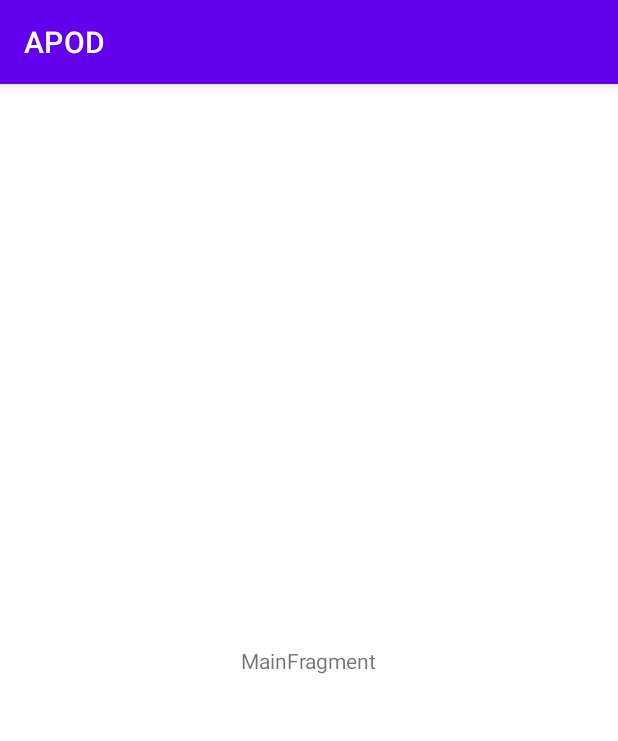
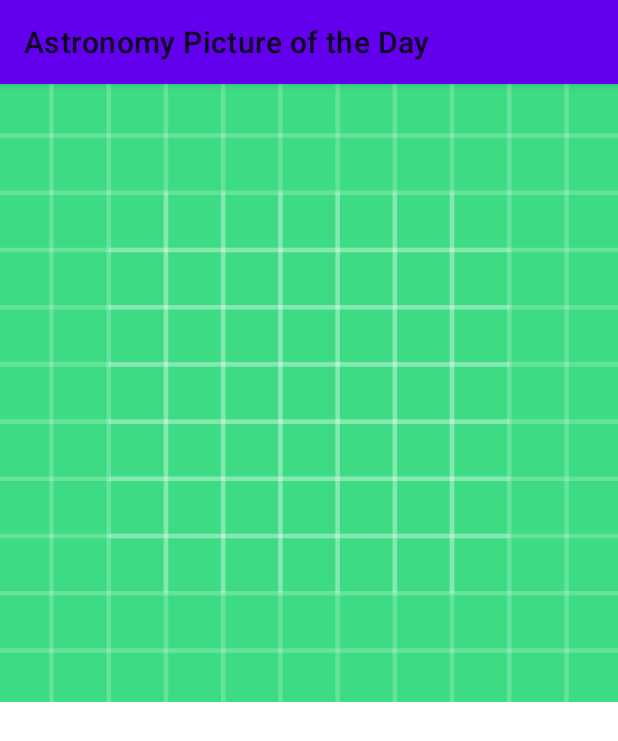
Before and after one commit to IvanGetman/APOD, an Android app: the screen it shows after launch (MainActivity), on a phone screen of 412 x 824 dp. Shown: the top 741 px of the screen. Run offline under Robolectric (Android 15) with nearby library versions, the phone set to English and light mode, and no system bars; pictures from the network do not load.

Commit message:
ДЗ 1, часть 1

```diff
--- a/app/src/main/AndroidManifest.xml
+++ b/app/src/main/AndroidManifest.xml
@@ -1,6 +1,8 @@
 <?xml version="1.0" encoding="utf-8"?>
 <manifest xmlns:android="http://schemas.android.com/apk/res/android"
     package="com.getman.apod">
+
+    <uses-permission android:name="android.permission.INTERNET"/>
 
     <application
         android:allowBackup="true"
--- a/app/src/main/java/com/getman/apod/MainActivity.kt
+++ b/app/src/main/java/com/getman/apod/MainActivity.kt
@@ -2,17 +2,18 @@ package com.getman.apod
 
 import androidx.appcompat.app.AppCompatActivity
 import android.os.Bundle
-import com.getman.apod.ui.main.MainFragment
+import android.view.View
+import com.getman.apod.ui.startFragment.PictureOfTheDayFragment
 
-class MainActivity : AppCompatActivity() {
+class MainActivity : AppCompatActivity(R.layout.main_activity) {
 
     override fun onCreate(savedInstanceState: Bundle?) {
         super.onCreate(savedInstanceState)
-        setContentView(R.layout.main_activity)
         if (savedInstanceState == null) {
             supportFragmentManager.beginTransaction()
-                .replace(R.id.container, MainFragment.newInstance())
+                .replace(R.id.container, PictureOfTheDayFragment.newInstance())
                 .commitNow()
         }
     }
+
 }
--- /dev/null
+++ b/app/src/main/java/com/getman/apod/domain/PictureOfTheDayAPI.kt
@@ -0,0 +1,11 @@
+package com.getman.apod.domain
+
+import retrofit2.Call
+import retrofit2.http.GET
+import retrofit2.http.Query
+
+interface PictureOfTheDayAPI {
+
+    @GET("planetary/apod")
+    fun getPictureOfTheDay(@Query("api_key") apiKey: String): Call<PODServerResponseData>
+}
--- /dev/null
+++ b/app/src/main/java/com/getman/apod/domain/PictureOfTheDayData.kt
@@ -0,0 +1,7 @@
+package com.getman.apod.domain
+
+sealed class PictureOfTheDayData {
+    data class Success(val serverResponseData: PODServerResponseData) : PictureOfTheDayData()
+    data class Error(val error: Throwable) : PictureOfTheDayData()
+    data class Loading(val progress: Int?) : PictureOfTheDayData()
+}
--- a/app/src/main/java/com/getman/apod/ui/main/MainFragment.kt
+++ /dev/null
@@ -1,32 +0,0 @@
-package com.getman.apod.ui.main
-
-import androidx.lifecycle.ViewModelProvider
-import android.os.Bundle
-import androidx.fragment.app.Fragment
-import android.view.LayoutInflater
-import android.view.View
-import android.view.ViewGroup
-import com.getman.apod.R
-
-class MainFragment : Fragment() {
-
-    companion object {
-        fun newInstance() = MainFragment()
-    }
-
-    private lateinit var viewModel: MainViewModel
-
-    override fun onCreateView(
-        inflater: LayoutInflater, container: ViewGroup?,
-        savedInstanceState: Bundle?
-    ): View {
-        return inflater.inflate(R.layout.main_fragment, container, false)
-    }
-
-    override fun onActivityCreated(savedInstanceState: Bundle?) {
-        super.onActivityCreated(savedInstanceState)
-        viewModel = ViewModelProvider(this).get(MainViewModel::class.java)
-        // TODO: Use the ViewModel
-    }
-
-}
--- a/app/src/main/java/com/getman/apod/ui/main/MainViewModel.kt
+++ /dev/null
@@ -1,7 +0,0 @@
-package com.getman.apod.ui.main
-
-import androidx.lifecycle.ViewModel
-
-class MainViewModel : ViewModel() {
-    // TODO: Implement the ViewModel
-}
--- /dev/null
+++ b/app/src/main/java/com/getman/apod/ui/startFragment/PictureOfTheDayFragment.kt
@@ -0,0 +1,61 @@
+package com.getman.apod.ui.startFragment
+
+import android.os.Bundle
+import android.view.Gravity
+import android.view.View
+import android.widget.ImageView
+import android.widget.Toast
+import androidx.fragment.app.Fragment
+import androidx.fragment.app.viewModels
+import androidx.lifecycle.Observer
+import coil.load
+import com.getman.apod.R
+import com.getman.apod.domain.PictureOfTheDayData
+
+class PictureOfTheDayFragment : Fragment(R.layout.apod_fragment) {
+
+    private val viewModel: PictureOfTheDayViewModel by viewModels()
+
+    companion object {
+        fun newInstance() = PictureOfTheDayFragment()
+    }
+
+    override fun onViewCreated(view: View, savedInstanceState: Bundle?) {
+        super.onViewCreated(view, savedInstanceState)
+        viewModel.getData()
+            .observe(viewLifecycleOwner, Observer<PictureOfTheDayData> { renderData(it) })
+    }
+
+    private fun renderData(data: PictureOfTheDayData) {
+        when (data) {
+            is PictureOfTheDayData.Success -> {
+                val serverResponseData = data.serverResponseData
+                val url = serverResponseData.url
+
+                if (url.isNullOrEmpty()) {
+                    //showError("Сообщение, что ссылка пустая")
+                    toast("Link is empty")
+                } else {
+                    view?.findViewById<ImageView>(R.id.image_view)?.load(url)
+                }
+            }
+        }
+    }
+//    is PictureOfTheDayData.Loading ->
+//    {
+//        //showLoading()
+//    }
+//    is PictureOfTheDayData.Error ->
+//    {
+//        //showError(data.error.message)
+//        toast(data.error.message)
+//    }
+
+
+    private fun Fragment.toast(string: String?) {
+        Toast.makeText(context, string, Toast.LENGTH_SHORT).apply {
+            setGravity(Gravity.BOTTOM, 0, 250)
+            show()
+        }
+    }
+}
--- /dev/null
+++ b/app/src/main/java/com/getman/apod/ui/startFragment/PictureOfTheDayViewModel.kt
@@ -0,0 +1,56 @@
+package com.getman.apod.ui.startFragment
+
+import androidx.lifecycle.LiveData
+import androidx.lifecycle.MutableLiveData
+import androidx.lifecycle.ViewModel
+import com.getman.apod.BuildConfig
+import com.getman.apod.domain.PODRetrofitImpl
+import com.getman.apod.domain.PODServerResponseData
+import com.getman.apod.domain.PictureOfTheDayData
+import retrofit2.Call
+import retrofit2.Callback
+import retrofit2.Response
+
+class PictureOfTheDayViewModel(
+    private val liveDataForViewToObserve: MutableLiveData<PictureOfTheDayData> = MutableLiveData(),
+    private val retrofitImpl: PODRetrofitImpl = PODRetrofitImpl()
+) : ViewModel() {
+    fun getData(): LiveData<PictureOfTheDayData> {
+        sendServerRequest()
+        return liveDataForViewToObserve
+    }
+
+    private fun sendServerRequest() {
+        liveDataForViewToObserve.value = PictureOfTheDayData.Loading(null)
+        val apiKey: String = BuildConfig.NASA_API_KEY
+        if (apiKey.isBlank()) {
+            PictureOfTheDayData.Error(Throwable("You need API key"))
+        } else {
+            retrofitImpl.getRetrofitImpl().getPictureOfTheDay(apiKey).enqueue(object :
+                Callback<PODServerResponseData> {
+                override fun onResponse(
+                    call: Call<PODServerResponseData>,
+                    response: Response<PODServerResponseData>
+                ) {
+                    if (response.isSuccessful && response.body() != null) {
+                        liveDataForViewToObserve.value =
+                            PictureOfTheDayData.Success(response.body()!!)
+                    } else {
+                        val message = response.message()
+                        if (message.isNullOrEmpty()) {
+                            liveDataForViewToObserve.value =
+                                PictureOfTheDayData.Error(Throwable("Unidentified error"))
+                        } else {
+                            liveDataForViewToObserve.value =
+                                PictureOfTheDayData.Error(Throwable(message))
+                        }
+                    }
+                }
+
+                override fun onFailure(call: Call<PODServerResponseData>, t: Throwable) {
+                    liveDataForViewToObserve.value = PictureOfTheDayData.Error(t)
+                }
+            })
+        }
+    }
+}
--- /dev/null
+++ b/app/src/main/res/layout/apod_fragment.xml
@@ -0,0 +1,20 @@
+<?xml version="1.0" encoding="utf-8"?>
+<androidx.constraintlayout.widget.ConstraintLayout xmlns:android="http://schemas.android.com/apk/res/android"
+    xmlns:app="http://schemas.android.com/apk/res-auto"
+    xmlns:tools="http://schemas.android.com/tools"
+    android:id="@+id/main"
+    android:layout_width="match_parent"
+    android:layout_height="match_parent"
+    tools:context=".ui.startFragment.PictureOfTheDayFragment">
+
+    <ImageView
+        android:id="@+id/image_view"
+        android:layout_width="match_parent"
+        android:layout_height="match_parent"
+        android:layout_gravity="center"
+        android:contentDescription="@string/app_full_name"
+        android:scaleType="fitStart"
+        app:srcCompat="@drawable/ic_launcher_background" />
+
+
+</androidx.constraintlayout.widget.ConstraintLayout>
--- a/app/src/main/res/layout/main_activity.xml
+++ b/app/src/main/res/layout/main_activity.xml
@@ -1,7 +1,30 @@
 <?xml version="1.0" encoding="utf-8"?>
-<FrameLayout xmlns:android="http://schemas.android.com/apk/res/android"
+<androidx.constraintlayout.widget.ConstraintLayout xmlns:android="http://schemas.android.com/apk/res/android"
+    xmlns:app="http://schemas.android.com/apk/res-auto"
     xmlns:tools="http://schemas.android.com/tools"
-    android:id="@+id/container"
     android:layout_width="match_parent"
-    android:layout_height="match_parent"
-    tools:context=".MainActivity" />
+    android:layout_height="match_parent">
+
+    <com.google.android.material.appbar.AppBarLayout
+        android:id="@+id/appbar"
+        android:layout_width="match_parent"
+        android:layout_height="wrap_content"
+        tools:ignore="MissingConstraints">
+
+        <androidx.appcompat.widget.Toolbar
+            android:id="@+id/toolbar"
+            android:layout_width="match_parent"
+            android:layout_height="wrap_content"
+            app:layout_scrollFlags="scroll"
+            app:title="@string/app_full_name" />
+
+    </com.google.android.material.appbar.AppBarLayout>
+
+    <FrameLayout
+        android:id="@+id/container"
+        android:layout_width="match_parent"
+        android:layout_height="0dp"
+        app:layout_constraintBottom_toBottomOf="parent"
+        app:layout_constraintTop_toBottomOf="@id/appbar" />
+
+</androidx.constraintlayout.widget.ConstraintLayout>
--- a/app/src/main/res/layout/main_fragment.xml
+++ /dev/null
@@ -1,20 +0,0 @@
-<?xml version="1.0" encoding="utf-8"?>
-<androidx.constraintlayout.widget.ConstraintLayout xmlns:android="http://schemas.android.com/apk/res/android"
-    xmlns:app="http://schemas.android.com/apk/res-auto"
-    xmlns:tools="http://schemas.android.com/tools"
-    android:id="@+id/main"
-    android:layout_width="match_parent"
-    android:layout_height="match_parent"
-    tools:context=".ui.main.MainFragment">
-
-    <TextView
-        android:id="@+id/message"
-        android:layout_width="wrap_content"
-        android:layout_height="wrap_content"
-        android:text="MainFragment"
-        app:layout_constraintBottom_toBottomOf="parent"
-        app:layout_constraintEnd_toEndOf="parent"
-        app:layout_constraintStart_toStartOf="parent"
-        app:layout_constraintTop_toTopOf="parent" />
-
-</androidx.constraintlayout.widget.ConstraintLayout>
--- a/app/src/main/res/values-night/themes.xml
+++ b/app/src/main/res/values-night/themes.xml
@@ -1,6 +1,6 @@
 <resources xmlns:tools="http://schemas.android.com/tools">
     <!-- Base application theme. -->
-    <style name="Theme.APOD" parent="Theme.MaterialComponents.DayNight.DarkActionBar">
+    <style name="Theme.APOD" parent="Theme.MaterialComponents.DayNight.NoActionBar">
         <!-- Primary brand color. -->
         <item name="colorPrimary">@color/purple_200</item>
         <item name="colorPrimaryVariant">@color/purple_700</item>
--- a/app/src/main/res/values/strings.xml
+++ b/app/src/main/res/values/strings.xml
@@ -1,3 +1,4 @@
 <resources>
     <string name="app_name">APOD</string>
+    <string name="app_full_name">Astronomy Picture of the Day</string>
 </resources>
--- a/app/src/main/res/values/themes.xml
+++ b/app/src/main/res/values/themes.xml
@@ -1,6 +1,6 @@
 <resources xmlns:tools="http://schemas.android.com/tools">
     <!-- Base application theme. -->
-    <style name="Theme.APOD" parent="Theme.MaterialComponents.DayNight.DarkActionBar">
+    <style name="Theme.APOD" parent="Theme.MaterialComponents.DayNight.NoActionBar">
         <!-- Primary brand color. -->
         <item name="colorPrimary">@color/purple_500</item>
         <item name="colorPrimaryVariant">@color/purple_700</item>
--- a/build.gradle
+++ b/build.gradle
@@ -6,7 +6,7 @@ buildscript {
         mavenCentral()
     }
     dependencies {
-        classpath "com.android.tools.build:gradle:4.2.1"
+        classpath "com.android.tools.build:gradle:4.2.2"
         classpath "org.jetbrains.kotlin:kotlin-gradle-plugin:$kotlin_version"
 
         // NOTE: Do not place your application dependencies here; they belong
@@ -18,7 +18,6 @@ allprojects {
     repositories {
         google()
         mavenCentral()
-        jcenter() // Warning: this repository is going to shut down soon
     }
 }
 
```
Also changed, not shown: app/build.gradle (+26 -6 lines), app/src/main/java/com/getman/apod/domain/PODRetrofitImpl.kt (added, +37 -0 lines), app/src/main/java/com/getman/apod/domain/PODServerResponseData.kt (added, +13 -0 lines).
